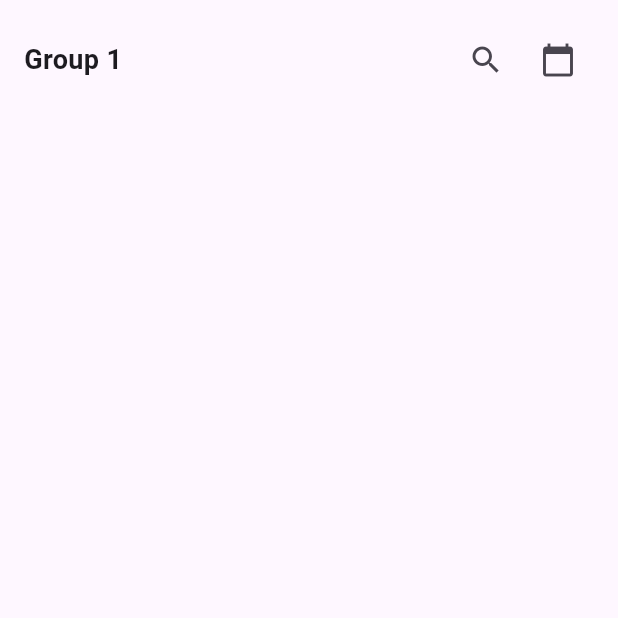
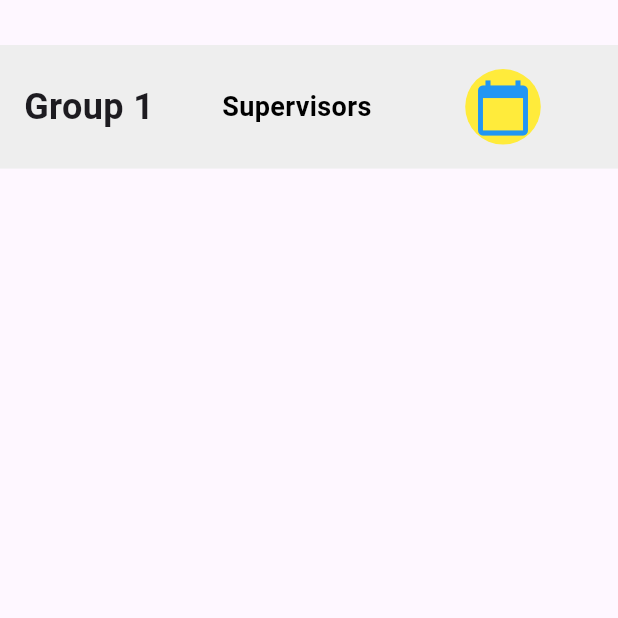
Before and after one commit to Kalips2/HealthHackaton, a Flutter app: the screen it shows after launch, after a tap on "Group 1", on a phone screen of 412 x 824 dp, the top half of it. Run offline on Flutter 3.47's test engine with Material 3 defaults, Android fonts, the phone set to English and light mode, and no system bars.

Commit message:
header added

```diff
--- a/lib/pages/GroupPage.dart
+++ b/lib/pages/GroupPage.dart
@@ -1,5 +1,6 @@
 import 'package:flutter/material.dart';
 
+import '../widgets/GroupHeader.dart';
 
 class GroupDetailPage extends StatelessWidget {
   final String groupName;
@@ -11,6 +12,7 @@ class GroupDetailPage extends StatelessWidget {
     return Scaffold(
       body: Column(
         children: [
+          const SizedBox(height: 30.0),
           GroupHeader(
             groupName: groupName,
             onFindSupervisorPressed: () {
@@ -26,46 +28,3 @@ class GroupDetailPage extends StatelessWidget {
     );
   }
 }
-
-class GroupHeader extends StatelessWidget {
-  final String groupName;
-  final VoidCallback onFindSupervisorPressed;
-  final VoidCallback onCalendarPressed;
-
-  GroupHeader({
-    required this.groupName,
-    required this.onFindSupervisorPressed,
-    required this.onCalendarPressed,
-  });
-
-  @override
-  Widget build(BuildContext context) {
-    return Container(
-      padding: EdgeInsets.all(16.0),
-      child: Row(
-        mainAxisAlignment: MainAxisAlignment.spaceBetween,
-        children: [
-          Text(
-            groupName,
-            style: const TextStyle(
-              fontSize: 18.0,
-              fontWeight: FontWeight.bold,
-            ),
-          ),
-          Row(
-            children: [
-              IconButton(
-                icon: const Icon(Icons.search),
-                onPressed: onFindSupervisorPressed,
-              ),
-              IconButton(
-                icon: const Icon(Icons.calendar_today),
-                onPressed: onCalendarPressed,
-              ),
-            ],
-          ),
-        ],
-      ),
-    );
-  }
-}
--- /dev/null
+++ b/lib/widgets/CalendarButton.dart
@@ -0,0 +1,38 @@
+import 'package:flutter/material.dart';
+
+class Calendar extends StatelessWidget {
+  final IconData iconData;
+  final Color iconColor;
+  final Color backgroundColor;
+  final double size;
+  final VoidCallback onPressed;
+
+  const Calendar({super.key,
+    required this.iconData,
+    required this.iconColor,
+    required this.backgroundColor,
+    required this.size,
+    required this.onPressed,
+  });
+
+  @override
+  Widget build(BuildContext context) {
+    return Expanded(
+      child: GestureDetector(
+        onTap: onPressed,
+        child: Container(
+          decoration: BoxDecoration(
+            color: backgroundColor,
+            shape: BoxShape.circle,
+          ),
+          padding: EdgeInsets.all(size * 0.15),
+          child: Icon(
+            iconData,
+            color: iconColor,
+            size: size,
+          ),
+        ),
+      ),
+    );
+  }
+}
--- /dev/null
+++ b/lib/widgets/GroupHeader.dart
@@ -0,0 +1,54 @@
+import 'package:flutter/material.dart';
+
+import 'CalendarButton.dart';
+import 'SupervisorsButton.dart';
+
+class GroupHeader extends StatelessWidget {
+  final String groupName;
+  final VoidCallback onFindSupervisorPressed;
+  final VoidCallback onCalendarPressed;
+
+  const GroupHeader({
+    super.key,
+    required this.groupName,
+    required this.onFindSupervisorPressed,
+    required this.onCalendarPressed,
+  });
+
+  @override
+  Widget build(BuildContext context) {
+    return Container(
+      height: MediaQuery.of(context).size.height * 0.1,
+      padding: EdgeInsets.all(16.0),
+      color: Colors.grey[200], // Світла заливка
+      child: Row(
+        crossAxisAlignment: CrossAxisAlignment.center,
+        children: [
+          Expanded(
+            child: Text(
+              groupName,
+              overflow: TextOverflow.ellipsis,
+              style: const TextStyle(
+                fontSize: 24.0,
+                fontWeight: FontWeight.bold,
+              ),
+            ),
+          ),
+          SupervisorsButton(onPressed: () {
+            // todo handle supervisors
+          }),
+          const SizedBox(width: 16.0),
+          Calendar(
+            iconData: Icons.calendar_today,
+            iconColor: Colors.blue,
+            backgroundColor: Colors.yellow,
+            size: 40.0,
+            onPressed: () {
+              // todo handle calendar
+            },
+          ),
+        ],
+      ),
+    );
+  }
+}
--- /dev/null
+++ b/lib/widgets/SupervisorsButton.dart
@@ -0,0 +1,27 @@
+import 'package:flutter/material.dart';
+
+class SupervisorsButton extends StatelessWidget {
+  final VoidCallback onPressed;
+
+  const SupervisorsButton({super.key,
+    required this.onPressed,
+  });
+
+  @override
+  Widget build(BuildContext context) {
+    return Expanded(
+      child: GestureDetector(
+        onTap: onPressed,
+        child: const Text(
+          'Supervisors',
+          textAlign: TextAlign.center,
+          style: TextStyle(
+            color: Colors.black,
+            fontWeight: FontWeight.bold,
+            fontSize: 18,
+          ),
+        ),
+      ),
+    );
+  }
+}
```
